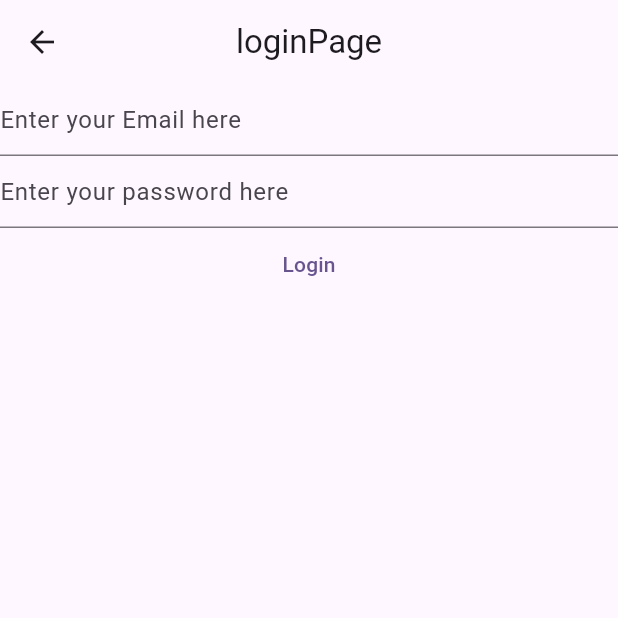
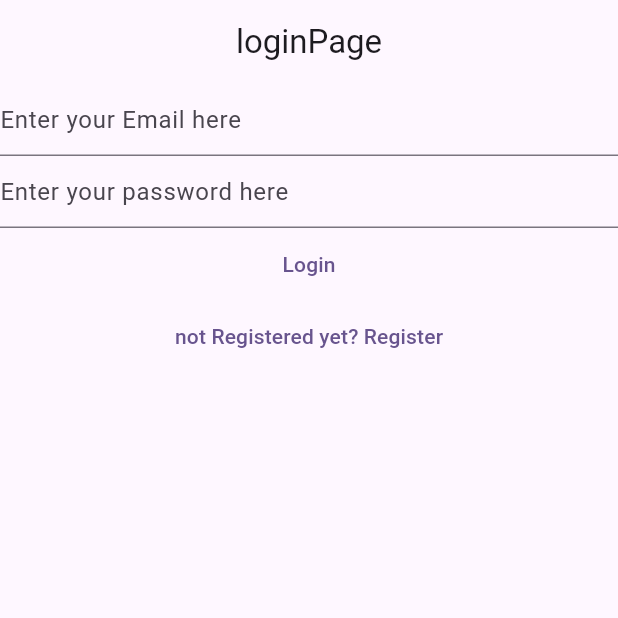
Before and after one commit to mnaveedfaruq/notesapponfirebase, a Flutter app: the LoginView screen opened directly, on a phone screen of 412 x 824 dp, the top half of it. Run offline on Flutter 3.47's test engine with Material 3 defaults, Android fonts, the light colour scheme and no system bars; our stand-ins replace firebase_auth, firebase_core; accounts and stored records are empty.

```diff
--- a/lib/views/homepage.dart
+++ b/lib/views/homepage.dart
@@ -18,11 +18,19 @@
           builder: (context, snapshot) {
             switch (snapshot.connectionState) {
               case ConnectionState.done:
+                //this code has been commented because
+                // email verification not worked
+                // final user = FirebaseAuth.instance.currentUser;
+                // if (user?.emailVerified ?? false) {
+                //   return const Text('done');
+                // } else {
+                //   return const EmailVerrificationPage();
+                // }
                 final user = FirebaseAuth.instance.currentUser;
                 if (user?.emailVerified ?? false) {
-                  debugPrint('user is not verified');
+                  debugPrint('email is not verified');
                 } else {
-                  debugPrint('user is verified');
+                  debugPrint('email is verified');
                 }
                 return const Text('done');
               default:
--- a/lib/views/loginview.dart
+++ b/lib/views/loginview.dart
@@ -35,7 +35,9 @@
         title: const Text('loginPage'),
         centerTitle: true,
       ),
-        body: FutureBuilder(
+      body: Column(
+        children: [
+          FutureBuilder(
             future: Firebase.initializeApp(
                 options: DefaultFirebaseOptions.currentPlatform),
             builder: (context, snapshot) {
@@ -98,6 +100,15 @@
                   return const Text('Loading...');
               }
             },
-        ));
+          ),
+          TextButton(
+              onPressed: () {
+                Navigator.of(context)
+                    .pushNamedAndRemoveUntil('/register/', (route) => false);
+              },
+              child: Text('not Registered yet? Register'))
+        ],
+      ),
+    );
   }
 }
```
Also changed, not shown: lib/main.dart (+9 -0 lines), lib/views/everification.dart (added, +37 -0 lines), lib/views/registerview.dart (+11 -1 lines), 5 other files. Lines whose indentation alone changed are shown as unchanged.
